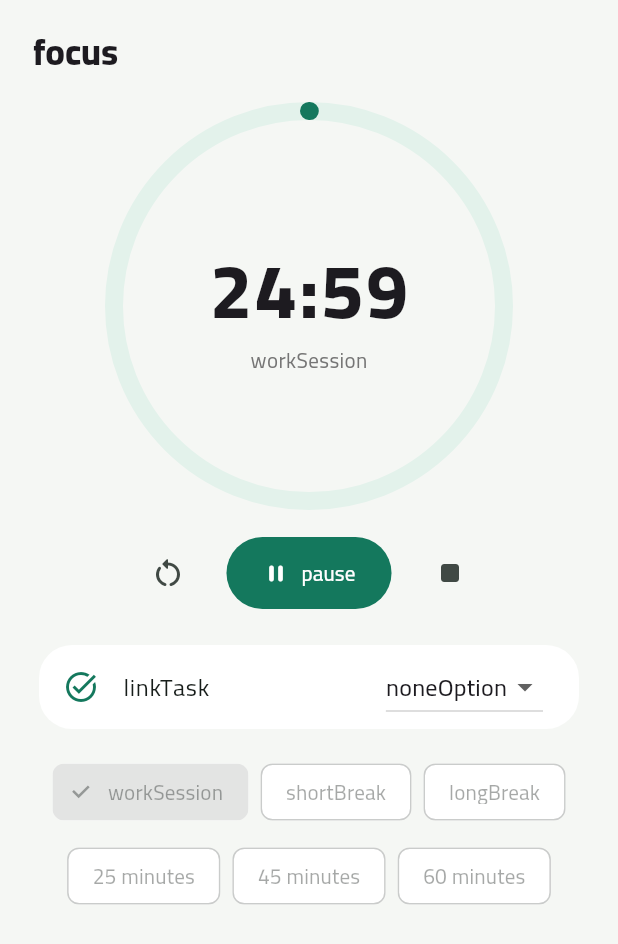
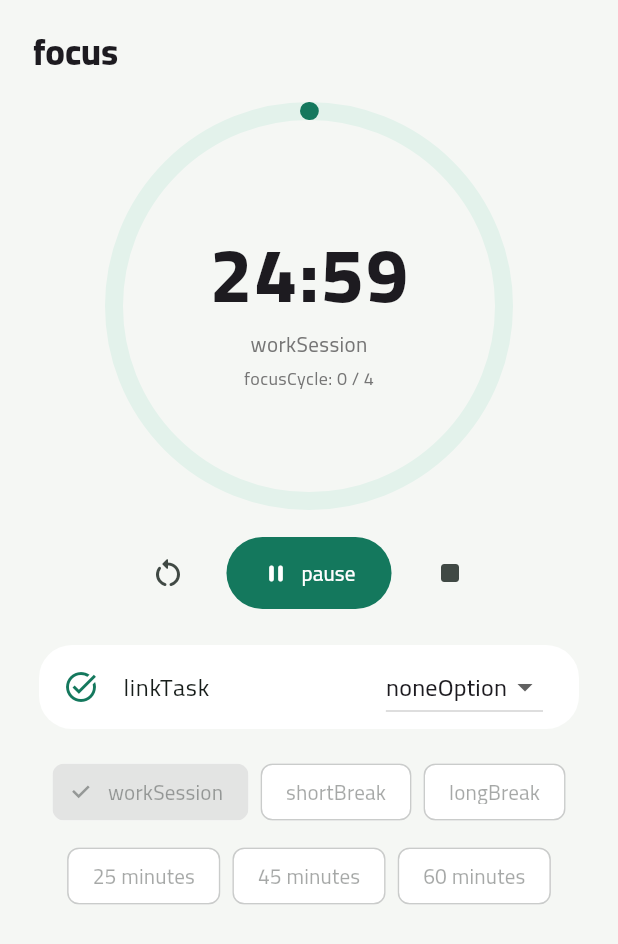
Before and after one commit to anubisland/Smart-ToDo, a Flutter app: the FocusScreen widget shown alone on an empty page, opened directly with empty values, after a tap on "start", on a phone screen of 412 x 824 dp. Shown: the top 944 px of the screen. Run offline on Flutter 3.47's test engine with Material 3 defaults, Android fonts, the phone set to English and light mode, and no system bars; our stand-ins replace file_picker, fl_chart, flutter_local_notifications, flutter_timezone, package_info_plus, shared_preferences and 3 more; accounts and stored records are empty.

Commit message:
Add guided Pomodoro phase cycling

```diff
--- a/lib/app.dart
+++ b/lib/app.dart
@@ -127,6 +127,9 @@ const Map<String, Map<String, String>> _words = {
     'projects': 'Projects',
     'allProjects': 'All projects',
     'projectTasks': 'tasks',
+    'focusCycle': 'Work sessions in this cycle',
+    'sessionComplete': 'Session complete',
+    'nextReady': 'is ready to start',
   },
   'ar': {
     'home': 'الرئيسية',
@@ -236,6 +239,9 @@ const Map<String, Map<String, String>> _words = {
     'projects': 'المشاريع',
     'allProjects': 'كل المشاريع',
     'projectTasks': 'مهام',
+    'focusCycle': 'جلسات التركيز في هذه الدورة',
+    'sessionComplete': 'اكتملت الجلسة',
+    'nextReady': 'جاهزة للبدء',
   },
 };
 
@@ -382,7 +388,7 @@ class TodoShell extends StatefulWidget {
 
 class _TodoShellState extends State<TodoShell> {
   final db = TaskDatabase.instance;
-  String appVersion = '1.0.4+5';
+  String appVersion = '1.0.5+6';
   List<TodoTask> tasks = [];
   int tab = 0;
   bool loading = true;
@@ -2511,8 +2517,10 @@ class FocusScreen extends StatefulWidget {
 }
 
 class _FocusScreenState extends State<FocusScreen> with WidgetsBindingObserver {
-  int minutes = 25, remaining = 1500;
+  int minutes = 25, remaining = 1500, workMinutes = 25;
+  int workSessions = 0;
   bool running = false;
+  bool completing = false;
   DateTime? deadline;
   Timer? ticker;
   int? taskId;
@@ -2529,25 +2537,30 @@ class _FocusScreenState extends State<FocusScreen> with WidgetsBindingObserver {
     final p = await SharedPreferences.getInstance();
     final end = p.getInt('focus_end');
     final m = p.getInt('focus_minutes') ?? 25;
+    workMinutes =
+        p.getInt('focus_work_minutes') ??
+        (p.getString('focus_phase') == 'workSession' ? m : 25);
+    workSessions = p.getInt('focus_work_sessions') ?? 0;
     phase = p.getString('focus_phase') ?? 'workSession';
     taskId = p.getInt('focus_task');
     remaining = p.getInt('focus_remaining') ?? m * 60;
+    DateTime? expiredAt;
     if (end != null && end > DateTime.now().millisecondsSinceEpoch) {
       deadline = DateTime.fromMillisecondsSinceEpoch(end);
       remaining = deadline!.difference(DateTime.now()).inSeconds;
       running = true;
     } else if (end != null) {
+      expiredAt = DateTime.fromMillisecondsSinceEpoch(end);
+      deadline = expiredAt;
       remaining = 0;
-      await TaskDatabase.instance.saveFocus(
-        taskId,
-        DateTime.now().subtract(Duration(minutes: m)),
-        m,
-      );
-      await p.remove('focus_end');
     }
     minutes = m;
     if (mounted) setState(() {});
-    if (running) _startTick();
+    if (expiredAt != null) {
+      await _completePhase(completedAt: expiredAt, showNotice: false);
+    } else if (running) {
+      _startTick();
+    }
   }
 
   @override
@@ -2564,20 +2577,74 @@ class _FocusScreenState extends State<FocusScreen> with WidgetsBindingObserver {
     if (deadline == null) return;
     final r = deadline!.difference(DateTime.now()).inSeconds;
     if (r <= 0) {
-      ticker?.cancel();
-      setState(() {
-        remaining = 0;
-        running = false;
-      });
-      SharedPreferences.getInstance().then((p) => p.remove('focus_end'));
-      TaskDatabase.instance.saveFocus(
-        taskId,
-        DateTime.now().subtract(Duration(minutes: minutes)),
-        minutes,
-      );
+      _completePhase(completedAt: deadline!);
       return;
     }
     if (mounted) setState(() => remaining = r);
+  }
+
+  Future<void> _completePhase({
+    required DateTime completedAt,
+    bool showNotice = true,
+  }) async {
+    if (completing) return;
+    completing = true;
+    ticker?.cancel();
+    final finishedPhase = phase;
+    final finishedMinutes = minutes;
+    if (finishedPhase == 'workSession') {
+      try {
+        await TaskDatabase.instance.saveFocus(
+          taskId,
+          completedAt.subtract(Duration(minutes: finishedMinutes)),
+          finishedMinutes,
+        );
+      } catch (_) {
+        // Keep the focus cycle moving if session history cannot be saved.
+      }
+      workSessions++;
+    }
+    final nextPhase = switch (finishedPhase) {
+      'workSession' => workSessions % 4 == 0 ? 'longBreak' : 'shortBreak',
+      _ => 'workSession',
+    };
+    final nextMinutes = switch (nextPhase) {
+      'shortBreak' => 5,
+      'longBreak' => 15,
+      _ => workMinutes,
+    };
+    try {
+      final p = await SharedPreferences.getInstance();
+      await p.remove('focus_end');
+      await p.setString('focus_phase', nextPhase);
+      await p.setInt('focus_minutes', nextMinutes);
+      await p.setInt('focus_remaining', nextMinutes * 60);
+      await p.setInt('focus_work_sessions', workSessions);
+      await p.setInt('focus_work_minutes', workMinutes);
+    } catch (_) {
+      // Let the user continue even if local preference storage is unavailable.
+    }
+    if (mounted) {
+      setState(() {
+        phase = nextPhase;
+        minutes = nextMinutes;
+        remaining = nextMinutes * 60;
+        deadline = null;
+        running = false;
+        completing = false;
+      });
+      if (showNotice) {
+        ScaffoldMessenger.of(context).showSnackBar(
+          SnackBar(
+            content: Text(
+              '${text('sessionComplete')} · ${text(nextPhase)} ${text('nextReady')}',
+            ),
+          ),
+        );
+      }
+    } else {
+      completing = false;
+    }
   }
 
   Future<void> _start() {
@@ -2586,6 +2653,7 @@ class _FocusScreenState extends State<FocusScreen> with WidgetsBindingObserver {
     SharedPreferences.getInstance().then((p) {
       p.setInt('focus_end', deadline!.millisecondsSinceEpoch);
       p.setInt('focus_minutes', minutes);
+      if (phase == 'workSession') p.setInt('focus_work_minutes', workMinutes);
       p.setString('focus_phase', phase);
       p.setInt('focus_remaining', remaining);
       if (taskId == null) {
@@ -2633,6 +2701,9 @@ class _FocusScreenState extends State<FocusScreen> with WidgetsBindingObserver {
   @override
   Widget build(BuildContext context) {
     final ratio = 1 - remaining / (minutes * 60);
+    final cycleProgress = workSessions % 4 == 0 && phase == 'longBreak'
+        ? 4
+        : workSessions % 4;
     return ListView(
       padding: const EdgeInsets.fromLTRB(22, 18, 22, 32),
       children: [
@@ -2673,6 +2744,11 @@ class _FocusScreenState extends State<FocusScreen> with WidgetsBindingObserver {
                     Text(
                       text(phase),
                       style: TextStyle(color: Colors.grey[600]),
+                    ),
+                    const SizedBox(height: 4),
+                    Text(
+                      '${text('focusCycle')}: $cycleProgress / 4',
+                      style: TextStyle(color: Colors.grey[600], fontSize: 12),
                     ),
                   ],
                 ),
@@ -2791,11 +2867,13 @@ class _FocusScreenState extends State<FocusScreen> with WidgetsBindingObserver {
                           setState(() {
                             phase = 'workSession';
                             minutes = m;
+                            workMinutes = m;
                             remaining = m * 60;
                           });
                           SharedPreferences.getInstance().then((p) {
                             p.setString('focus_phase', 'workSession');
                             p.setInt('focus_minutes', m);
+                            p.setInt('focus_work_minutes', m);
                             p.setInt('focus_remaining', m * 60);
                           });
                         },
--- a/pubspec.yaml
+++ b/pubspec.yaml
@@ -16,7 +16,7 @@ publish_to: 'none' # Remove this line if you wish to publish to pub.dev
 # https://developer.apple.com/library/archive/documentation/General/Reference/InfoPlistKeyReference/Articles/CoreFoundationKeys.html
 # In Windows, build-name is used as the major, minor, and patch parts
 # of the product and file versions while build-number is used as the build suffix.
-version: 1.0.4+5
+version: 1.0.5+6
 
 environment:
   sdk: ^3.11.5
```
Also changed, not shown: 3 other files.
